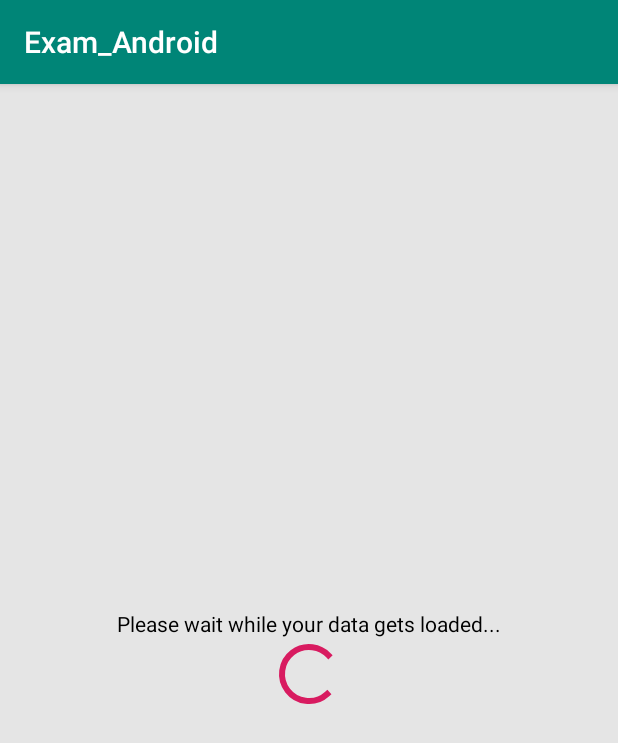
After one commit to FrancoisCarlue/exam_android, an Android app: the LoadingScreenActivity screen opened directly, with no data from a screen before it, on a phone screen of 412 x 824 dp. The commit adds this screen. Shown: the top 743 px of the screen. Run offline under Robolectric (Android 15) with nearby library versions, the phone set to English and light mode, and no system bars.

Commit message:
Added a loading screen after click on item

```diff
--- a/app/src/main/AndroidManifest.xml
+++ b/app/src/main/AndroidManifest.xml
@@ -23,7 +23,8 @@
             </intent-filter>
         </activity>
         <activity android:name=".NetworkActivity" />
-        <activity android:name=".DetailsPOI"></activity>
+        <activity android:name=".DetailsPOI" />
+        <activity android:name=".LoadingScreenActivity"></activity>
     </application>
 
 </manifest>
--- /dev/null
+++ b/app/src/main/java/com/example/francois/exam_android/LoadingScreenActivity.java
@@ -0,0 +1,99 @@
+package com.example.francois.exam_android;
+
+import android.content.Intent;
+import android.os.Handler;
+import android.support.v7.app.AppCompatActivity;
+import android.os.Bundle;
+import android.util.Log;
+import android.view.View;
+import android.widget.Toast;
+
+import org.json.JSONObject;
+
+import java.io.BufferedReader;
+import java.io.IOException;
+import java.io.InputStream;
+import java.io.InputStreamReader;
+import java.net.HttpURLConnection;
+import java.net.MalformedURLException;
+import java.net.URL;
+
+public class LoadingScreenActivity extends AppCompatActivity {
+
+    private final static String TAG = "LoadingScreen";
+    String id;
+    JSONObject jsonDetails;
+
+    //Introduce an delay
+    private final int WAIT_TIME = 2500;
+
+    @Override
+    protected void onCreate(Bundle savedInstanceState) {
+        super.onCreate(savedInstanceState);
+        setContentView(R.layout.activity_loading_screen);
+        Log.i(TAG, "Loading screen lancé");
+        findViewById(R.id.mainSpinner1).setVisibility(View.VISIBLE);
+
+        Intent myIntent = getIntent();
+        id = myIntent.getStringExtra("id");
+
+        Thread background = new Thread(new Runnable() {
+            @Override
+            public void run() {
+                loadFlux();
+            }
+        });
+        background.start();
+
+        new Handler().postDelayed(new Runnable(){
+            @Override
+            public void run() {
+                Intent i = new Intent(LoadingScreenActivity.this, DetailsPOI.class);
+                i.putExtra("jsonDetails",jsonDetails.toString());
+                startActivity(i);
+                finish();
+            }
+        }, WAIT_TIME);
+    }
+
+
+    private void loadFlux(){
+        HttpURLConnection urlConnection = null;
+        try{
+            URL url = new URL("http://voyage2.corellis.eu/api/v2/poi?id="+id);
+            urlConnection = (HttpURLConnection) url.openConnection();
+            InputStream in = urlConnection.getInputStream();
+            String line = convertStreamtoString(in);
+            JSONObject jsonObject = new JSONObject(line);
+            jsonDetails = jsonObject.getJSONArray("data").getJSONObject(0);
+
+        }
+        catch (MalformedURLException e){
+            Log.e(TAG,e.toString());
+        }
+        catch (IOException e){
+            Log.e(TAG,e.toString());
+        }
+        catch (Exception e){
+            Log.e(TAG,e.toString());
+        }
+        finally {
+            urlConnection.disconnect();
+        }
+    }
+
+    private String convertStreamtoString(InputStream is){
+        String line = "";
+        StringBuilder total = new StringBuilder();
+        BufferedReader rd = new BufferedReader(new InputStreamReader(is));
+        try {
+            while ((line = rd.readLine()) != null) {
+                total.append(line);
+            }
+        }
+        catch (Exception e) {
+            Toast.makeText(this, "Stream Exception", Toast.LENGTH_SHORT).show();
+        }
+        return total.toString();
+    }
+}
--- a/app/src/main/java/com/example/francois/exam_android/MainActivity.java
+++ b/app/src/main/java/com/example/francois/exam_android/MainActivity.java
@@ -51,7 +51,7 @@ public class MainActivity extends ListActivity {
                 switch (maBibliotheque.get(position).getType()){
                     case "POI":
                         Log.i(TAG, "POI reconnu dans case");
-                        Intent intentPOI = new Intent(MainActivity.this,DetailsPOI.class);
+                        Intent intentPOI = new Intent(MainActivity.this,LoadingScreenActivity.class);
                         Log.i(TAG, "Intent créé");
                         intentPOI.putExtra("id",maBibliotheque.get(position).getId());
                         Log.i(TAG, "putExtra fait");
--- /dev/null
+++ b/app/src/main/res/layout/activity_loading_screen.xml
@@ -0,0 +1,17 @@
+<?xml version="1.0" encoding="utf-8"?>
+<LinearLayout
+    xmlns:android="http://schemas.android.com/apk/res/android"
+    android:layout_width="fill_parent" 	android:gravity="center" android:orientation="vertical"
+    android:layout_height="fill_parent" android:background="#E5E5E5">
+
+    <TextView android:text="Please wait while your data gets loaded..."
+        android:layout_width="wrap_content" android:layout_height="wrap_content"
+        android:textColor="#000000">
+    </TextView>
+    <ProgressBar android:id="@+id/mainSpinner1" android:layout_gravity="center"
+        android:layout_width="wrap_content" android:layout_height="wrap_content"
+        android:indeterminate="true"
+        style="?android:attr/progressBarStyleInverse">
+    </ProgressBar>
+
+</LinearLayout>
```
Also changed, not shown: app/src/main/java/com/example/francois/exam_android/DetailsPOI.java (+6 -100 lines).
